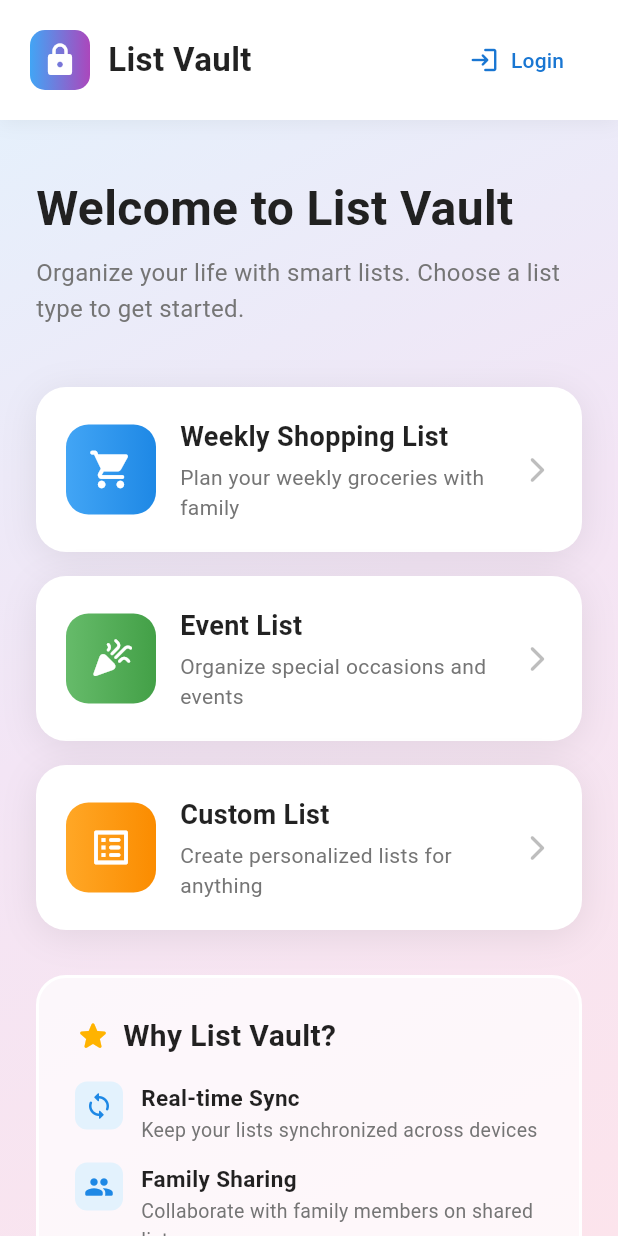
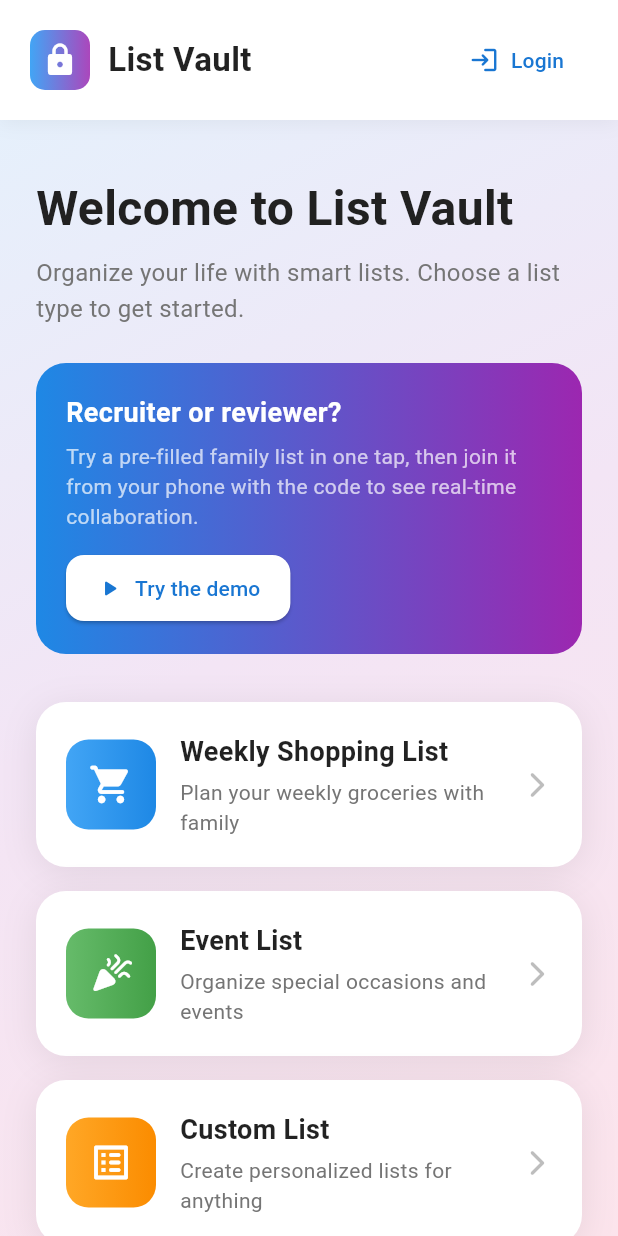
Before and after one commit to ODIRAA-git/LIST_VAULT, a Flutter app: the screen it shows after launch, on a phone screen of 412 x 824 dp. Run offline on Flutter 3.47's test engine with Material 3 defaults, Android fonts, the light colour scheme and no system bars; our stand-ins replace flutter_local_notifications, hive, hive_flutter, shared_preferences, speech_to_text, supabase_flutter; missing offline and left inert: mobile_scanner; accounts and stored records are empty.

Commit message:
Add homepage demo banner and recruiter-focused README
- 'Try the demo' banner on the homepage starts the guest demo in one tap
- Replace template README with demo guide, features, architecture and setup
- Point portfolio 'Try Live Demo' button to listvault.netlify.app

```diff
--- a/lib/screens/list_type_selector.dart
+++ b/lib/screens/list_type_selector.dart
@@ -39,7 +39,12 @@ class ListTypeSelectorScreen extends StatelessWidget {
                       // Welcome Section
                       _buildWelcomeSection(),
 
-                      const SizedBox(height: 40),
+                      const SizedBox(height: 24),
+
+                      // Recruiter / reviewer shortcut
+                      _buildDemoBanner(context),
+
+                      const SizedBox(height: 32),
 
                       // List Type Cards
                       _buildListTypeCard(
@@ -197,6 +202,58 @@ class ListTypeSelectorScreen extends StatelessWidget {
           ),
         ),
       ],
+    );
+  }
+
+  Widget _buildDemoBanner(BuildContext context) {
+    return Container(
+      padding: const EdgeInsets.all(20),
+      decoration: BoxDecoration(
+        gradient: LinearGradient(
+          colors: [Colors.blue.shade600, Colors.purple.shade500],
+        ),
+        borderRadius: BorderRadius.circular(20),
+      ),
+      child: Column(
+        crossAxisAlignment: CrossAxisAlignment.start,
+        children: [
+          const Text(
+            "Recruiter or reviewer?",
+            style: TextStyle(
+              color: Colors.white,
+              fontSize: 18,
+              fontWeight: FontWeight.bold,
+            ),
+          ),
+          const SizedBox(height: 6),
+          const Text(
+            "Try a pre-filled family list in one tap, then join it from your "
+            "phone with the code to see real-time collaboration.",
+            style: TextStyle(color: Colors.white70, fontSize: 14, height: 1.4),
+          ),
+          const SizedBox(height: 14),
+          ElevatedButton.icon(
+            onPressed: () {
+              Navigator.push(
+                context,
+                MaterialPageRoute(
+                  builder: (_) => const FamilySetupScreen(startDemo: true),
+                ),
+              );
+            },
+            icon: const Icon(Icons.play_arrow_rounded),
+            label: const Text("Try the demo"),
+            style: ElevatedButton.styleFrom(
+              backgroundColor: Colors.white,
+              foregroundColor: Colors.blue.shade700,
+              padding: const EdgeInsets.symmetric(horizontal: 20, vertical: 12),
+              shape: RoundedRectangleBorder(
+                borderRadius: BorderRadius.circular(12),
+              ),
+            ),
+          ),
+        ],
+      ),
     );
   }
 
```
Also changed, not shown: lib/screens/family_setup_screen.dart (+12 -1 lines), 2 other files.
